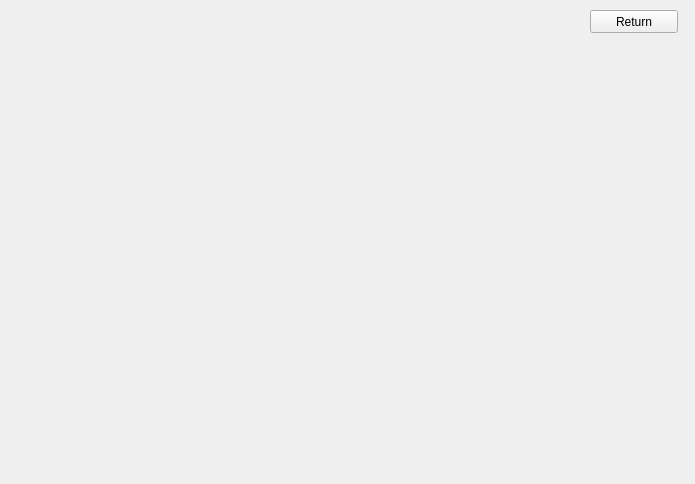
Lincest/Qt-Gobang, file gamewidget.ui: the form before one commit.
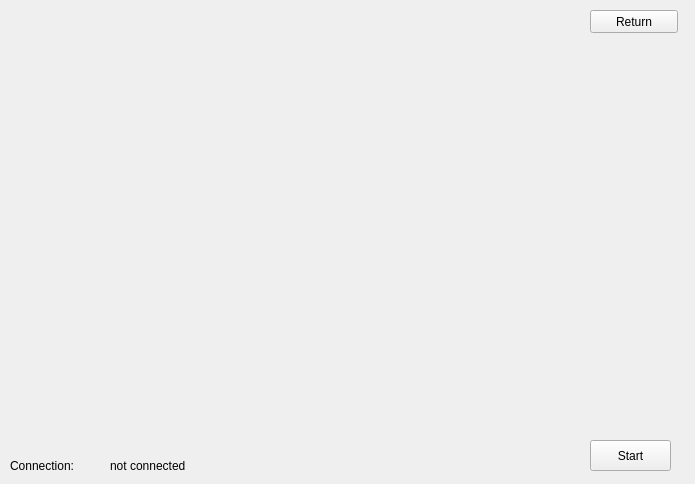
The form after the commit.

```diff
--- a/gamewidget.ui
+++ b/gamewidget.ui
@@ -38,6 +38,45 @@
     <string>Return</string>
    </property>
   </widget>
+  <widget class="QLabel" name="label">
+   <property name="geometry">
+    <rect>
+     <x>10</x>
+     <y>456</y>
+     <width>101</width>
+     <height>20</height>
+    </rect>
+   </property>
+   <property name="text">
+    <string>Connection: </string>
+   </property>
+  </widget>
+  <widget class="QLabel" name="label_connection">
+   <property name="geometry">
+    <rect>
+     <x>110</x>
+     <y>450</y>
+     <width>281</width>
+     <height>31</height>
+    </rect>
+   </property>
+   <property name="text">
+    <string>not connected</string>
+   </property>
+  </widget>
+  <widget class="QPushButton" name="pushButton_Connected">
+   <property name="geometry">
+    <rect>
+     <x>590</x>
+     <y>440</y>
+     <width>81</width>
+     <height>31</height>
+    </rect>
+   </property>
+   <property name="text">
+    <string>Start</string>
+   </property>
+  </widget>
  </widget>
  <resources/>
  <connections/>
```
